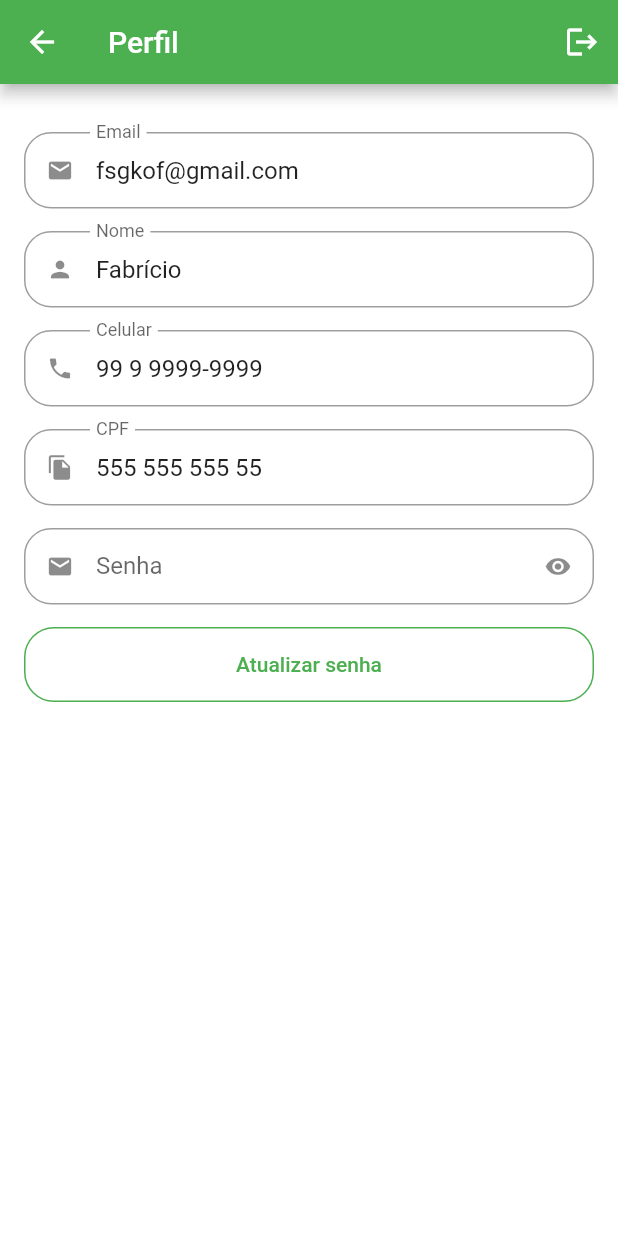
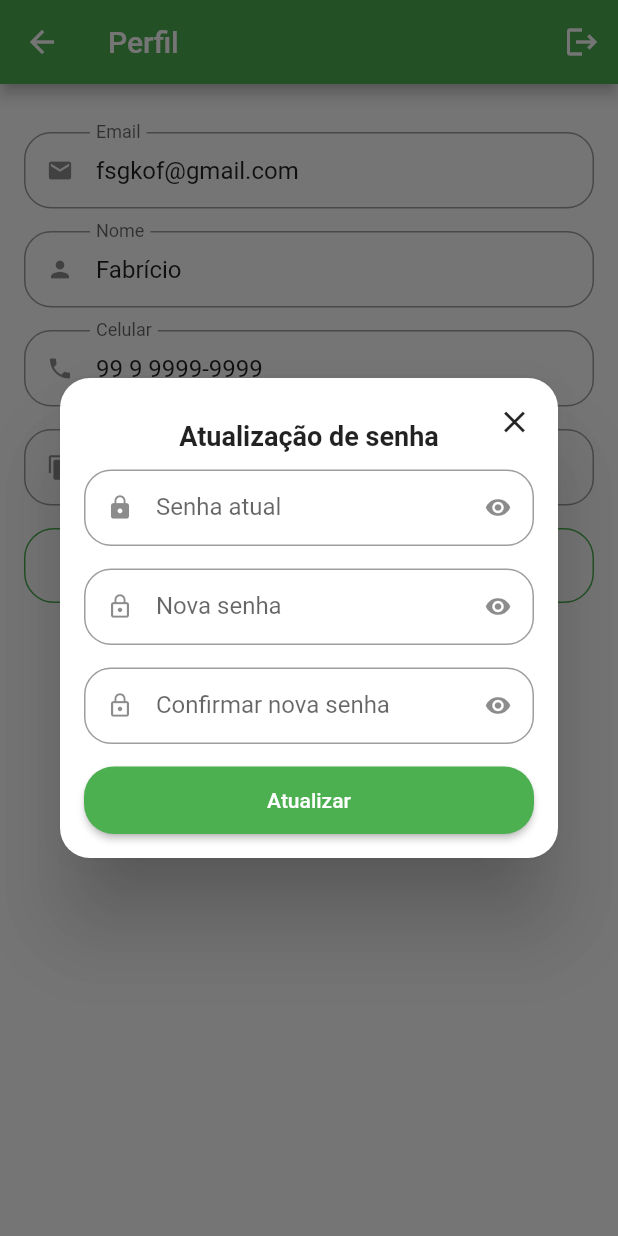
Before and after one commit to Fabricio-Guima/dart-fundamentos, a Flutter app: the ProfileTab screen opened directly, after a tap on "Atualizar senha", on a phone screen of 412 x 824 dp. Run offline on Flutter 3.47's test engine with Material 2 defaults, Android fonts, the phone set to English and light mode, and no system bars; our stand-ins replace animated_text_kit, badges, mask_text_input_formatter, sqflite, synchronized; missing offline and left inert: dart:mirrors, mysql1; accounts and stored records are empty.

Commit message:
modal para confirmar nova senha do usuário

```diff
--- a/quitanda/lib/src/pages/profile/profile_tab.dart
+++ b/quitanda/lib/src/pages/profile/profile_tab.dart
@@ -2,9 +2,14 @@ import 'package:flutter/material.dart';
 import 'package:quitanda/src/pages/common_widgets/customTextField.dart';
 import 'package:quitanda/src/config/app_data.dart' as appData;
 
-class ProfileTab extends StatelessWidget {
+class ProfileTab extends StatefulWidget {
   const ProfileTab({Key? key}) : super(key: key);
 
+  @override
+  State<ProfileTab> createState() => _ProfileTabState();
+}
+
+class _ProfileTabState extends State<ProfileTab> {
   @override
   Widget build(BuildContext context) {
     return Scaffold(
@@ -52,14 +57,7 @@ class ProfileTab extends StatelessWidget {
             label: 'CPF',
             readOnly: true,
           ),
-          //atualizar senha
-          CustomTextField(
-            initialValue: appData.user.password,
-            icon: Icons.email,
-            label: 'Senha',
-            isSecret: true,
-            readOnly: false,
-          ),
+          //botao atualizar senha
           SizedBox(
             height: 50,
             child: OutlinedButton(
@@ -71,7 +69,9 @@ class ProfileTab extends StatelessWidget {
                   borderRadius: BorderRadius.circular(20),
                 ),
               ),
-              onPressed: () {},
+              onPressed: () {
+                updatePassword();
+              },
               child: const Text('Atualizar senha'),
             ),
           ),
@@ -79,4 +79,88 @@ class ProfileTab extends StatelessWidget {
       ),
     );
   }
+
+  //atualizar senha modal
+  Future<bool?> updatePassword() {
+    return showDialog(
+        context: context,
+        builder: (context) {
+          return Dialog(
+            shape: RoundedRectangleBorder(
+              borderRadius: BorderRadius.circular(
+                20,
+              ),
+            ),
+            child: Stack(
+              children: [
+                Padding(
+                  padding: const EdgeInsets.all(16),
+                  child: Column(
+                    //esticar os filhos ao máximo que der
+                    crossAxisAlignment: CrossAxisAlignment.stretch,
+                    //reduz o tamanho vertical para o mínimo necessário
+                    mainAxisSize: MainAxisSize.min,
+                    children: [
+                      //título da modal
+                      const Padding(
+                        padding: EdgeInsets.symmetric(
+                          vertical: 12,
+                        ),
+                        child: Text(
+                          'Atualização de senha',
+                          textAlign: TextAlign.center,
+                          style: TextStyle(
+                            fontSize: 18,
+                            fontWeight: FontWeight.bold,
+                          ),
+                        ),
+                      ),
+                      //input senha
+                      const CustomTextField(
+                        icon: Icons.lock,
+                        label: 'Senha atual',
+                        isSecret: true,
+                      ),
+                      //input nova senha
+                      const CustomTextField(
+                        icon: Icons.lock_outline,
+                        label: 'Nova senha',
+                        isSecret: true,
+                      ),
+                      //input confirmar senha
+                      const CustomTextField(
+                        icon: Icons.lock_outline,
+                        label: 'Confirmar nova senha',
+                        isSecret: true,
+                      ),
+
+                      //botao para mudar senha
+                      SizedBox(
+                        height: 45,
+                        child: ElevatedButton(
+                          style: ElevatedButton.styleFrom(
+                              shape: RoundedRectangleBorder(
+                            borderRadius: BorderRadius.circular(20),
+                          )),
+                          onPressed: () {},
+                          child: const Text('Atualizar'),
+                        ),
+                      )
+                    ],
+                  ),
+                ),
+                Positioned(
+                    top: 5,
+                    right: 5,
+                    child: IconButton(
+                      onPressed: () {
+                        Navigator.of(context).pop();
+                      },
+                      icon: const Icon(Icons.close),
+                    ))
+              ],
+            ),
+          );
+        });
+  }
 }
```
